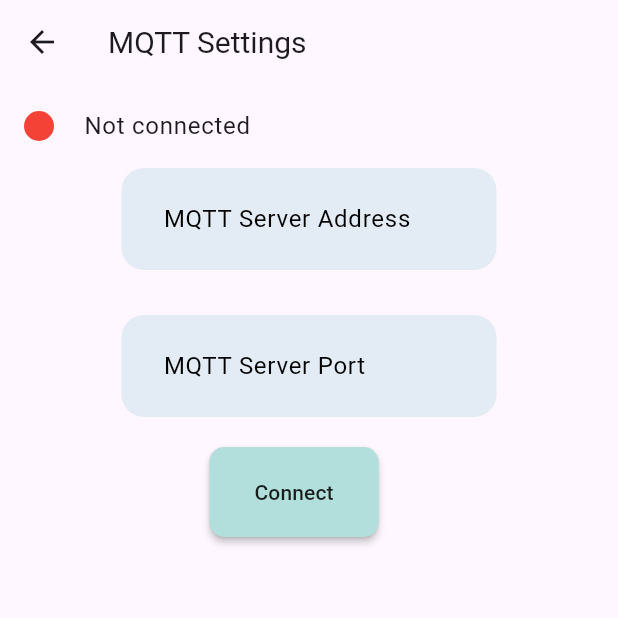
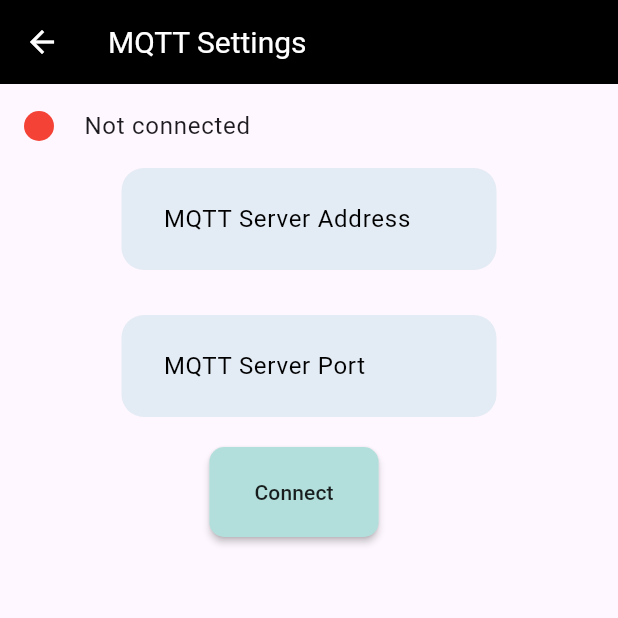
Before and after one commit to Sreenu-Chandaka/xtract_line_graph, a Flutter app: the ConnectServer screen opened directly, on a phone screen of 412 x 824 dp, the top half of it. Run offline on Flutter 3.47's test engine with Material 3 defaults, Android fonts, the phone set to English and light mode, and no system bars; our stand-ins replace fluttertoast, get, supabase_flutter, syncfusion_flutter_charts; missing offline and left inert: mqtt_client; accounts and stored records are empty.

Commit message:
Update| appbars UI

```diff
--- a/lib/pages/connect_server_screen.dart
+++ b/lib/pages/connect_server_screen.dart
@@ -34,6 +34,8 @@ class _ConnectServerState extends State<ConnectServer> {
     var controller = Get.put(ConnectServerController());
     return Scaffold(
       appBar: AppBar(
+        backgroundColor: Colors.black,
+        foregroundColor: Colors.white,
         automaticallyImplyLeading: true,
         title: const Text('MQTT Settings', style: TextStyle(fontSize: 20)),
       ),
--- a/lib/pages/topics_screen.dart
+++ b/lib/pages/topics_screen.dart
@@ -36,6 +36,8 @@ class _TopicsScreen extends State<TopicsScreen> {
   Widget build(BuildContext context) {
     return Scaffold(
       appBar: AppBar(
+         backgroundColor: Colors.black,
+        foregroundColor: Colors.white,
         centerTitle: true,
         automaticallyImplyLeading: true,
         title: const Text('Topics', style: TextStyle(fontSize: 20)),
```
Also changed, not shown: lib/pages/messages_screen.dart (+7 -3 lines), flutter_01.png (added).
